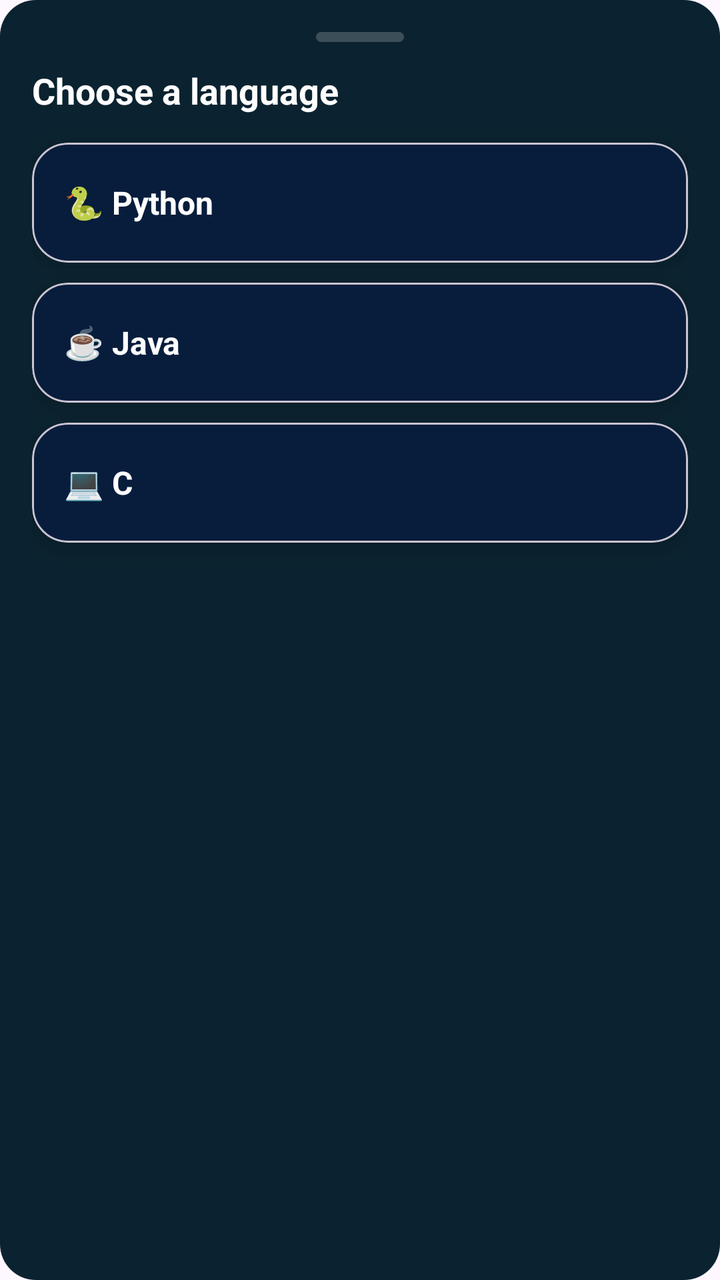
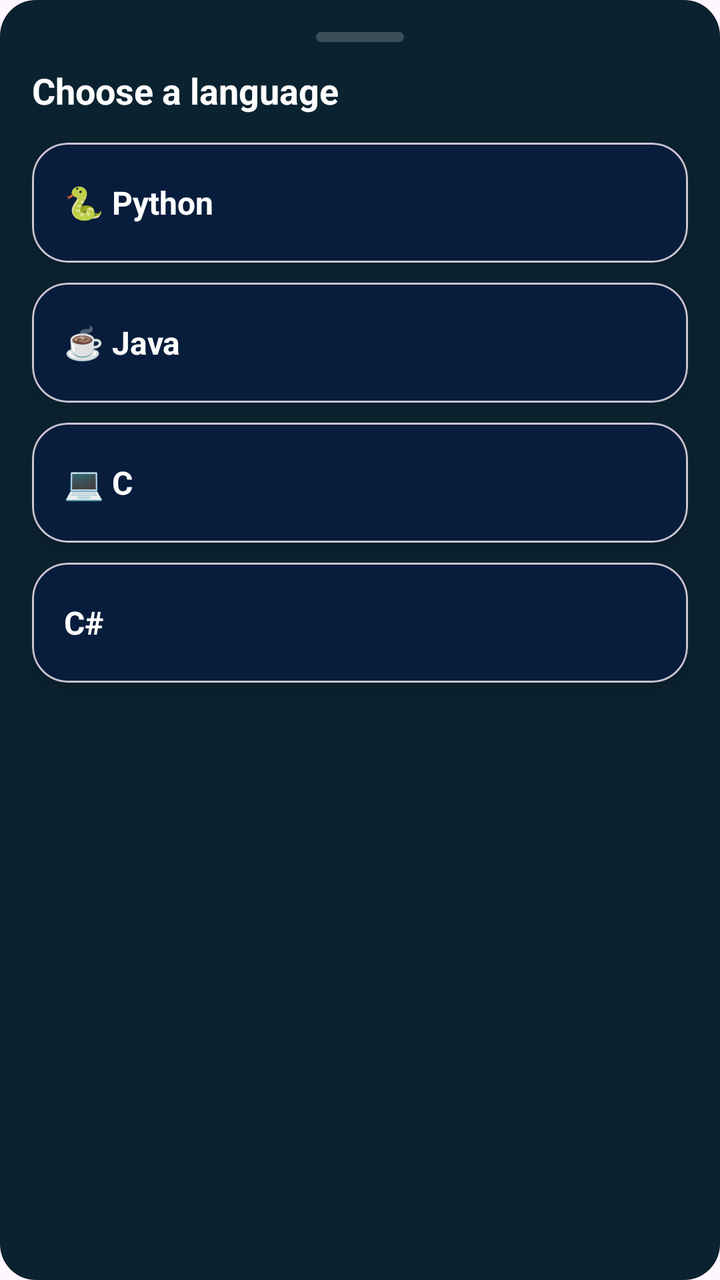

Two renders of the same Android screen: before a commit and after it. Below are the layout's source before the change and the commit's diff.
<!-- AndroidManifest.xml: application theme Theme.GoCode -->
<!-- res/layout/bottomsheet_language_picker.xml -->
<?xml version="1.0" encoding="utf-8"?>
<LinearLayout xmlns:android="http://schemas.android.com/apk/res/android"
    xmlns:app="http://schemas.android.com/apk/res-auto"
    android:layout_width="match_parent"
    android:layout_height="wrap_content"
    android:background="@drawable/bg_home_cards"
    android:orientation="vertical"
    android:padding="16dp">


    <View
        android:layout_width="44dp"
        android:layout_height="5dp"
        android:layout_gravity="center_horizontal"
        android:layout_marginBottom="12dp"
        android:background="@drawable/bg_sheet_handle" />

    <TextView
        android:layout_width="wrap_content"
        android:layout_height="wrap_content"
        android:layout_marginBottom="14dp"
        android:text="Choose a language"
        android:textColor="@color/gc_text_primary"
        android:textSize="18sp"
        android:textStyle="bold" />

    <com.google.android.material.card.MaterialCardView
        android:id="@+id/cardPython"
        android:layout_width="match_parent"
        android:layout_height="60dp"
        android:layout_marginBottom="10dp"
        app:cardBackgroundColor="@color/gc_card_background"
        app:cardCornerRadius="18dp"
        app:cardElevation="6dp">

        <TextView
            android:layout_width="wrap_content"
            android:layout_height="wrap_content"
            android:layout_gravity="center_vertical"
            android:paddingStart="16dp"
            android:text="🐍 Python"
            android:textColor="@color/gc_text_primary"
            android:textSize="16sp"
            android:textStyle="bold" />
    </com.google.android.material.card.MaterialCardView>

    <com.google.android.material.card.MaterialCardView
        android:id="@+id/cardJava"
        android:layout_width="match_parent"
        android:layout_height="60dp"
        android:layout_marginBottom="10dp"
        app:cardBackgroundColor="@color/gc_card_background"
        app:cardCornerRadius="18dp"
        app:cardElevation="6dp">

        <TextView
            android:layout_width="wrap_content"
            android:layout_height="wrap_content"
            android:layout_gravity="center_vertical"
            android:paddingStart="16dp"
            android:text="☕ Java"
            android:textColor="@color/gc_text_primary"
            android:textSize="16sp"
            android:textStyle="bold" />
    </com.google.android.material.card.MaterialCardView>

    <com.google.android.material.card.MaterialCardView
        android:id="@+id/cardC"
        android:layout_width="match_parent"
        android:layout_height="60dp"
        app:cardBackgroundColor="@color/gc_card_background"
        app:cardCornerRadius="18dp"
        app:cardElevation="6dp">

        <TextView
            android:layout_width="wrap_content"
            android:layout_height="wrap_content"
            android:layout_gravity="center_vertical"
            android:paddingStart="16dp"
            android:text="💻 C"
            android:textColor="@color/gc_text_primary"
            android:textSize="16sp"
            android:textStyle="bold" />
    </com.google.android.material.card.MaterialCardView>

</LinearLayout>
<!-- resources referenced by this layout -->
<resources>
  <color name="gc_card_background">#081d3c</color>
  <color name="gc_text_primary">#FFFFFF</color>
  <!-- drawable bg_home_cards (drawable) -->
  <?xml version="1.0" encoding="utf-8"?>
  <shape xmlns:android="http://schemas.android.com/apk/res/android">
      <solid android:color="#0B2330"/>
      <corners android:radius="18dp"/>
      <stroke android:width="0dp" android:color="#1E3A4A"/>
  </shape>
  <!-- drawable bg_sheet_handle (drawable) -->
  <?xml version="1.0" encoding="utf-8"?>
  <shape xmlns:android="http://schemas.android.com/apk/res/android">
      <corners android:radius="999dp"/>
      <solid android:color="#33FFFFFF"/>
  </shape>
  <style name="Theme.GoCode" parent="Theme.Material3.DayNight.NoActionBar">
  
          <item name="android:statusBarColor">@color/status_bar_scrim</item>
          <item name="android:windowDrawsSystemBarBackgrounds">true</item>
          <item name="fontFamily">@font/poppins_medium</item>
  
  
      </style>
  <color name="status_bar_scrim">#B3001028</color>
</resources>

<!-- the commit's change to res/layout/bottomsheet_language_picker.xml (unified diff, before → after) -->
@@ -68,6 +68,7 @@
         android:id="@+id/cardC"
         android:layout_width="match_parent"
         android:layout_height="60dp"
+        android:layout_marginBottom="10dp"
         app:cardBackgroundColor="@color/gc_card_background"
         app:cardCornerRadius="18dp"
         app:cardElevation="6dp">
@@ -83,4 +84,23 @@
             android:textStyle="bold" />
     </com.google.android.material.card.MaterialCardView>
 
+    <com.google.android.material.card.MaterialCardView
+        android:id="@+id/cardCSharp"
+        android:layout_width="match_parent"
+        android:layout_height="60dp"
+        app:cardBackgroundColor="@color/gc_card_background"
+        app:cardCornerRadius="18dp"
+        app:cardElevation="6dp">
+
+        <TextView
+            android:layout_width="wrap_content"
+            android:layout_height="wrap_content"
+            android:layout_gravity="center_vertical"
+            android:paddingStart="16dp"
+            android:text="C#"
+            android:textColor="@color/gc_text_primary"
+            android:textSize="16sp"
+            android:textStyle="bold" />
+    </com.google.android.material.card.MaterialCardView>
+
 </LinearLayout>
